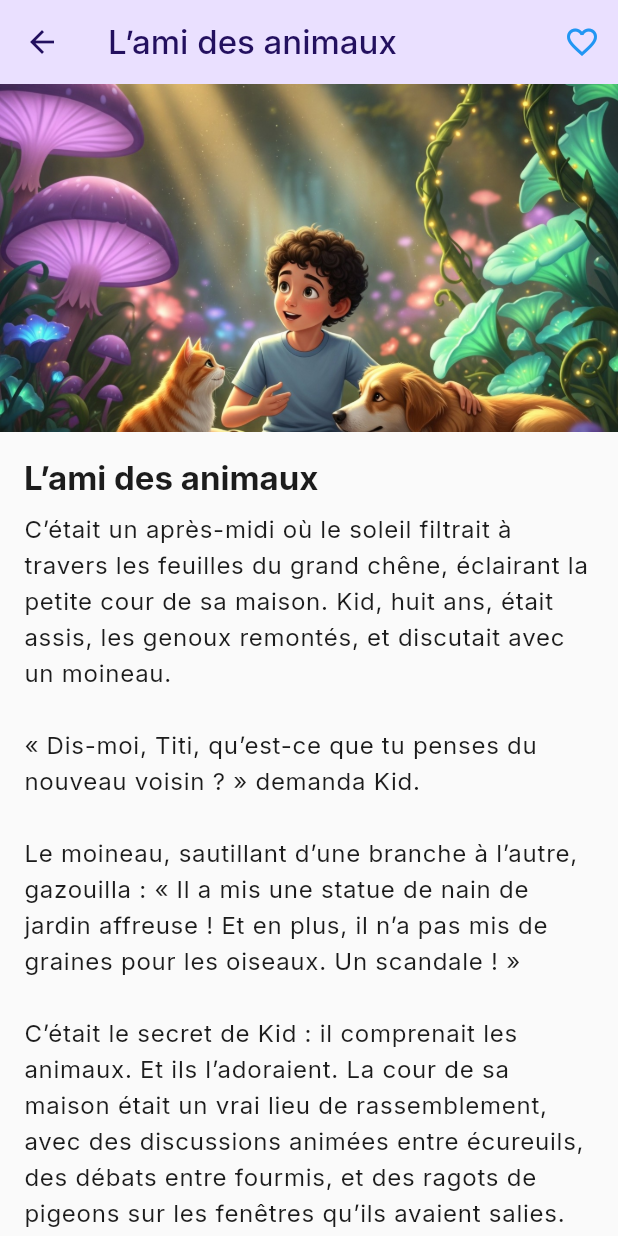
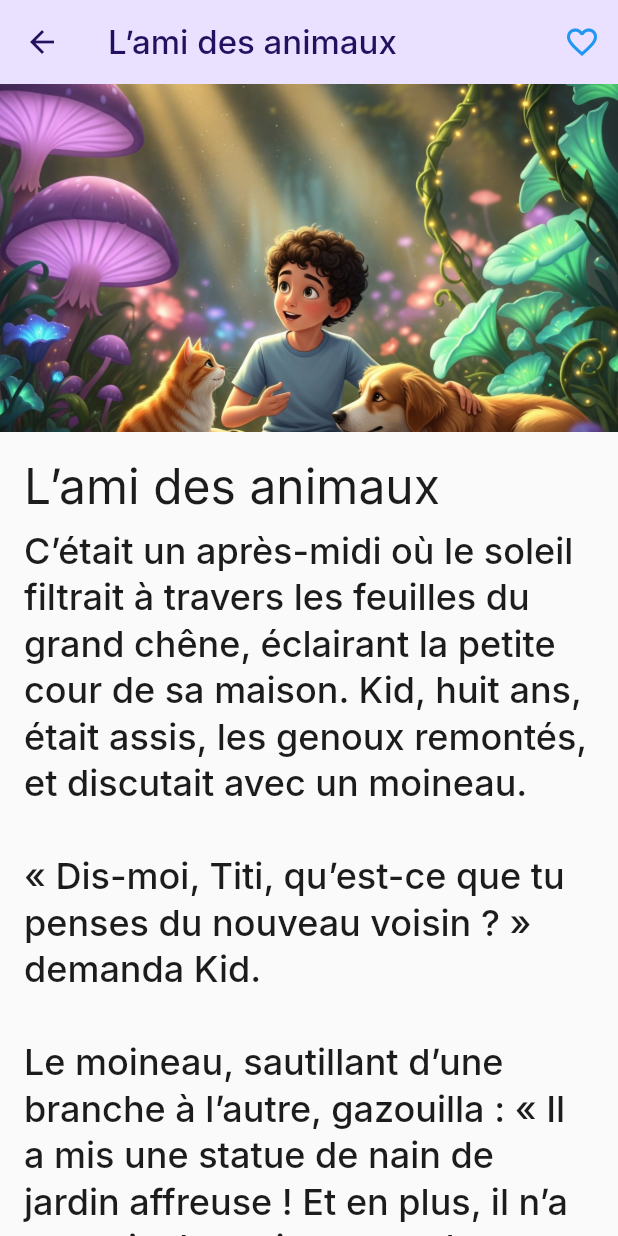
Before and after one commit to SuperHich/kidibook, a Flutter app: the StoryDetailPage screen opened directly with sample values from the repository, on a phone screen of 412 x 824 dp. Run offline on Flutter 3.47's test engine with Material 3 defaults, Android fonts, the phone set to English and light mode, and no system bars; our stand-ins replace google_fonts, shared_preferences; accounts and stored records are empty.

Commit message:
feat: Add new story and update app branding

```diff
--- a/lib/pages/home_page.dart
+++ b/lib/pages/home_page.dart
@@ -168,7 +168,7 @@ class _StoryCard extends StatelessWidget {
               padding: const EdgeInsets.all(12),
               child: Text(
                 story.title,
-                maxLines: 1,
+                maxLines: 2,
                 overflow: TextOverflow.ellipsis,
                 style: Theme.of(context).textTheme.titleMedium,
               ),
--- a/lib/pages/story_detail_page.dart
+++ b/lib/pages/story_detail_page.dart
@@ -44,7 +44,7 @@ class StoryDetailPage extends StatelessWidget {
               padding: const EdgeInsets.symmetric(horizontal: 16),
               child: Text(
                 story.title,
-                style: Theme.of(context).textTheme.headlineSmall,
+                style: Theme.of(context).textTheme.headlineLarge,
               ),
             ),
             const SizedBox(height: 8),
@@ -52,48 +52,13 @@ class StoryDetailPage extends StatelessWidget {
               padding: const EdgeInsets.symmetric(horizontal: 16),
               child: Text(
                 story.bodyWithName(app.kidName),
-                style: Theme.of(context).textTheme.bodyLarge,
+                style: Theme.of(context).textTheme.headlineMedium,
               ),
             ),
             const SizedBox(height: 24),
-            Padding(
-              padding: const EdgeInsets.symmetric(horizontal: 16),
-              child: Row(
-                children: [
-                  FilledButton.icon(
-                    onPressed: () => app.toggleFavorite(story.id),
-                    icon: Icon(isFav ? Icons.favorite : Icons.favorite_border),
-                    label: Text(isFav ? 'Remove Favorite' : 'Add Favorite'),
-                  ),
-                  const SizedBox(width: 12),
-                  OutlinedButton.icon(
-                    onPressed: () => _readAloud(context, story.bodyWithName(app.kidName)),
-                    icon: const Icon(Icons.record_voice_over),
-                    label: const Text('Read Aloud'),
-                  ),
-                ],
-              ),
-            )
           ],
         ),
       ),
     );
   }
-
-  void _readAloud(BuildContext context, String text) {
-    // Placeholder interaction: show text in a dialog. You could integrate TTS later.
-    showDialog(
-      context: context,
-      builder: (c) => AlertDialog(
-        title: const Text('Read Aloud'),
-        content: Text(text),
-        actions: [
-          TextButton(
-            onPressed: () => Navigator.of(c).pop(),
-            child: const Text('Close'),
-          )
-        ],
-      ),
-    );
-  }
 }
--- a/pubspec.yaml
+++ b/pubspec.yaml
@@ -19,7 +19,7 @@ dev_dependencies:
   flutter_test:
     sdk: flutter
   flutter_lints: ^5.0.0
-  flutter_launcher_icons: ^0.13.1
+  flutter_launcher_icons: ^0.14.4
 
 flutter:
   uses-material-design: true
@@ -30,5 +30,5 @@ flutter:
 flutter_launcher_icons:
   android: true
   ios: true
-  image_path: assets/icons/dreamflow_icon.jpg
+  image_path: assets/icons/kidibook_icon.jpg
   remove_alpha_ios: true
```
Also changed, not shown: lib/data/stories_data.dart (+11 -3 lines), lib/stories/pacman_world.dart (added, +39 -0 lines), assets/icons/dreamflow_icon.jpg (deleted), assets/icons/kidibook_icon.jpg (added), assets/images/pacman_world.jpg (added), pubspec.lock, 29 other files.
